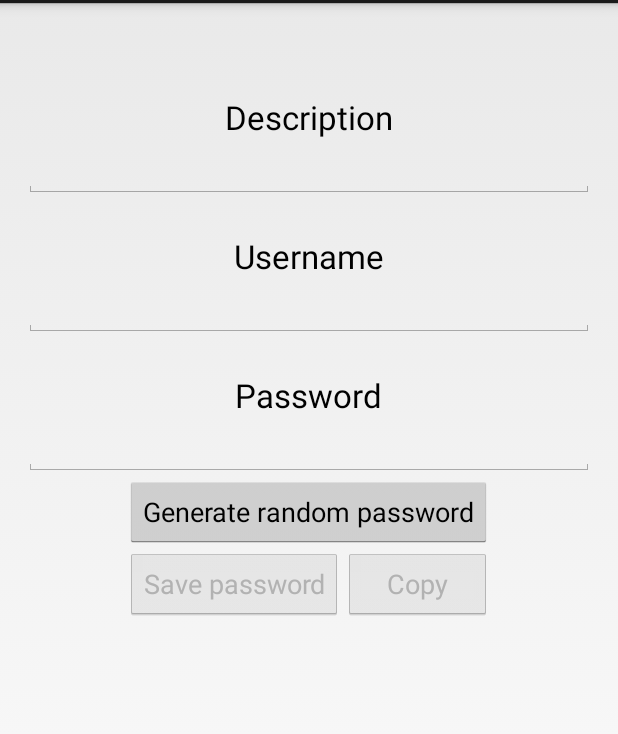
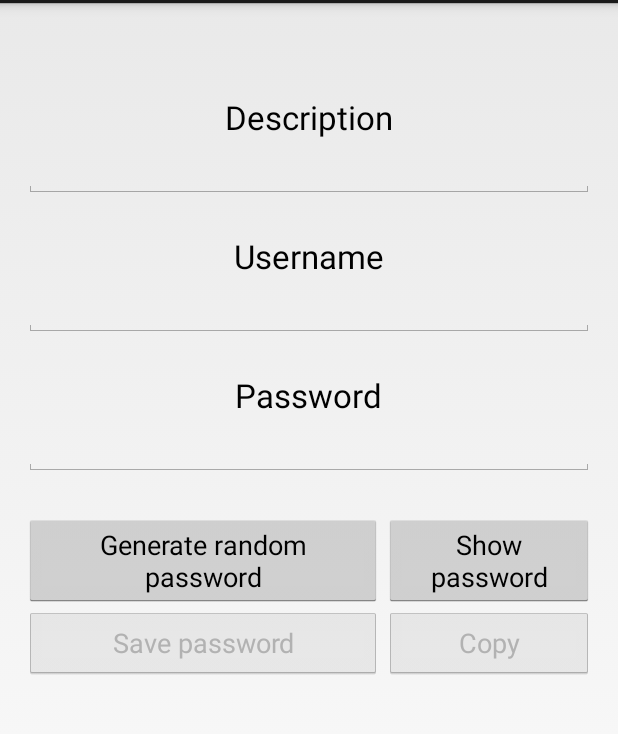
Before and after one commit to MrXXX92/pwsafe, an Android app: the NewPasswordActivity screen opened directly, with no data from a screen before it, on a phone screen of 412 x 824 dp, the part 69-803 px from its top. Run offline under Robolectric (Android 15) with nearby library versions, the light colour scheme and no system bars.

Commit message:
Show-Password Button implementiert Passwortanzeige umgestaltet um bestmögliches Ergebnis auf verschiedenen Bildschirmgrößen zu erhalten

```diff
--- a/app/src/main/java/teamschwarz/pwsafe/NewPasswordActivity.java
+++ b/app/src/main/java/teamschwarz/pwsafe/NewPasswordActivity.java
@@ -8,6 +8,7 @@ import android.content.Intent;
 import android.os.Bundle;
 import android.support.v4.app.NavUtils;
 import android.text.Editable;
+import android.text.InputType;
 import android.text.TextWatcher;
 import android.view.Menu;
 import android.view.MenuItem;
@@ -27,6 +28,7 @@ public class NewPasswordActivity extends Activity {
     Button saveButton;
     Button copyButton;
     Button generateButton;
+    Button showButton;
 
     @Override
     protected void onCreate(Bundle savedInstanceState) {
@@ -73,6 +75,8 @@ public class NewPasswordActivity extends Activity {
         copyButton.setEnabled(isPasswordFilled());
 
         generateButton = (Button) findViewById(R.id.buttonGenerate);
+        showButton = (Button) findViewById(R.id.buttonShow);
+        showButton.setText("Show password");
 
         newDescription.addTextChangedListener(new TextWatcher() {
             @Override
@@ -180,6 +184,23 @@ public class NewPasswordActivity extends Activity {
                 Toast.makeText(getApplicationContext(), "New password: " + randomPassword, Toast.LENGTH_SHORT).show();
             }
         });
+
+        showButton.setOnClickListener(new View.OnClickListener() {
+            @Override
+            public void onClick(View v) {
+
+
+                if (showButton.getText() == "Show password") {
+                    newPassword.setInputType(InputType.TYPE_TEXT_VARIATION_VISIBLE_PASSWORD);
+                    showButton.setText("Hide password");
+                }
+                else {
+                    newPassword.setInputType(InputType.TYPE_CLASS_TEXT | InputType.TYPE_TEXT_VARIATION_PASSWORD);
+                    showButton.setText("Show password");
+                }
+
+            }
+        });
     }
 
     private boolean isValidPasswordItem() {
--- a/app/src/main/res/layout/activity_new_password.xml
+++ b/app/src/main/res/layout/activity_new_password.xml
@@ -6,7 +6,8 @@
     android:paddingRight="@dimen/activity_horizontal_margin"
     android:paddingTop="@dimen/activity_vertical_margin"
     android:paddingBottom="@dimen/activity_vertical_margin"
-    tools:context="teamschwarz.pwsafe.NewPasswordActivity">
+    tools:context="teamschwarz.pwsafe.NewPasswordActivity"
+    android:id="@+id/ndr">
 
     <TextView
         android:id="@+id/textViewDetailTitle"
@@ -69,19 +70,21 @@
 
     <EditText
         android:id="@+id/editTextNewPassword"
-        android:inputType="textPassword"
         android:layout_width="match_parent"
         android:layout_height="wrap_content"
         android:layout_below="@id/textViewNewPassword"
-        android:layout_alignParentLeft="true" />
+        android:layout_alignParentLeft="true"
+        android:inputType="textPassword" />
 
     <Button
         android:id="@+id/buttonGenerate"
         android:layout_width="wrap_content"
         android:layout_height="wrap_content"
         android:text="Generate random password"
-        android:layout_below="@id/editTextNewPassword"
-        android:layout_centerHorizontal="true" />
+        android:layout_below="@+id/editTextNewPassword"
+        android:layout_alignParentLeft="true"
+        android:layout_marginTop="25dp"
+        android:layout_alignRight="@+id/textViewNewPassword" />
 
     <Button
         android:id="@+id/buttonSave"
@@ -89,8 +92,9 @@
         android:layout_height="wrap_content"
         android:text="Save password"
         android:enabled="false"
-        android:layout_below="@id/buttonGenerate"
-        android:layout_alignLeft="@id/buttonGenerate" />
+        android:layout_below="@+id/buttonGenerate"
+        android:layout_alignParentLeft="true"
+        android:layout_alignRight="@+id/buttonGenerate" />
 
     <Button
         android:id="@+id/buttonCopy"
@@ -98,9 +102,19 @@
         android:layout_height="wrap_content"
         android:text="Copy"
         android:enabled="false"
-        android:layout_below="@id/buttonGenerate"
-        android:layout_alignRight="@id/buttonGenerate"
-        android:layout_toRightOf="@id/buttonSave" />
+        android:layout_below="@+id/buttonShow"
+        android:layout_alignRight="@+id/buttonShow"
+        android:layout_alignLeft="@+id/buttonShow" />
+
+    <Button
+        android:layout_width="wrap_content"
+        android:layout_height="wrap_content"
+        android:text="Show password"
+        android:id="@+id/buttonShow"
+        android:layout_alignTop="@+id/buttonGenerate"
+        android:layout_alignParentRight="true"
+        android:layout_alignBottom="@+id/buttonGenerate"
+        android:layout_toRightOf="@+id/textViewNewUsername" />
 
 
 </RelativeLayout>
```
Also changed, not shown: 1 other file.
